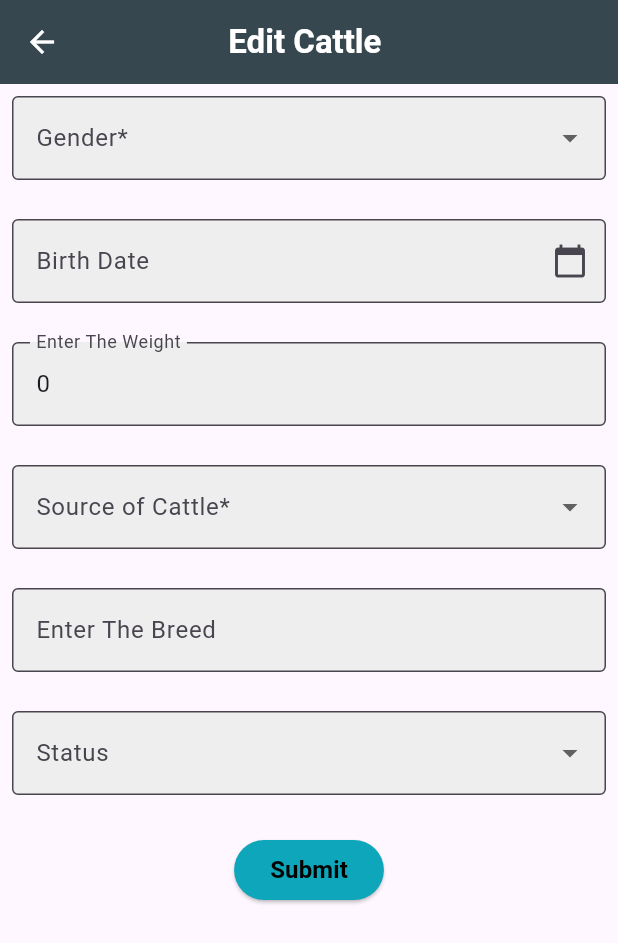
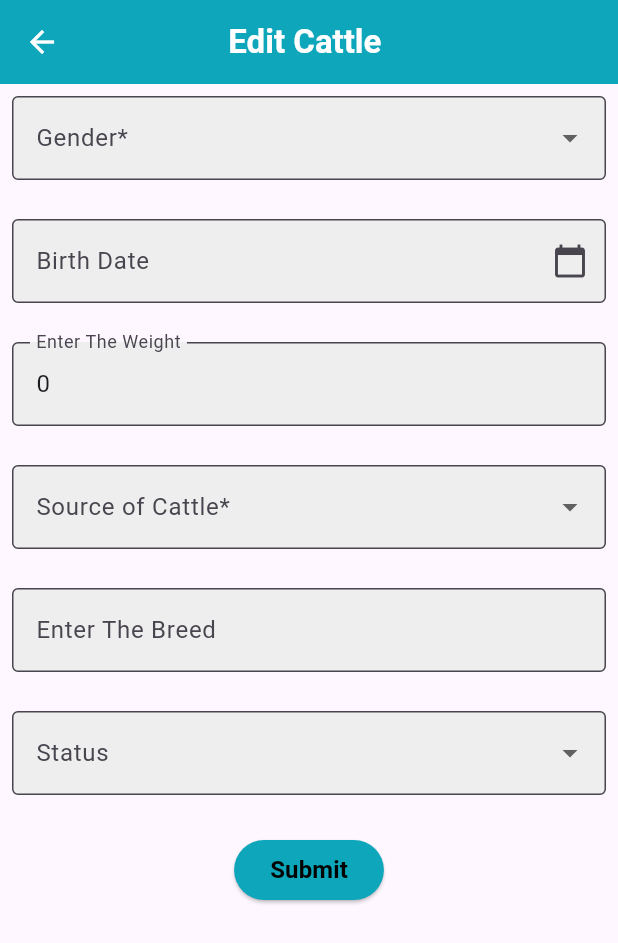
Before and after one commit to mrsushilkumar/DEP24-P20-DairyMgmtApp, a Flutter app: the EditAnimalDetail screen opened directly with empty values, on a phone screen of 412 x 824 dp. Shown: the top 943 px of the screen. Run offline on Flutter 3.47's test engine with Material 3 defaults, Android fonts, the phone set to English and light mode, and no system bars; our stand-ins replace cloud_firestore, firebase_auth, firebase_core; missing offline and left inert: email_otp; accounts and stored records are empty.

Commit message:
Update animaldetails.dart

```diff
--- a/farm_expense_mangement_app/lib/screens/home/animaldetails.dart
+++ b/farm_expense_mangement_app/lib/screens/home/animaldetails.dart
@@ -35,6 +35,8 @@ class _AnimalDetailsState extends State<AnimalDetails> {
     {"event": "heifer", "date": "2022-03-01"},
     {"event": "insemination", "date": "2022-04-01"},
     {"event": "vaccination", "date": "2027-04-01"},
+    {"event": "vaccination", "date": "2027-04-01"},
+
   ];
 
 
@@ -673,7 +675,8 @@ class _EditAnimalDetailState extends State<EditAnimalDetail> {
               const TextStyle(color: Colors.white, fontWeight: FontWeight.bold),
         ),
         centerTitle: true,
-        backgroundColor: Colors.blueGrey[800],
+        backgroundColor: const Color.fromRGBO(13, 166, 186, 1.0),
+
         leading: IconButton(
           icon: const Icon(Icons.arrow_back),
           color: Colors.white,
```
